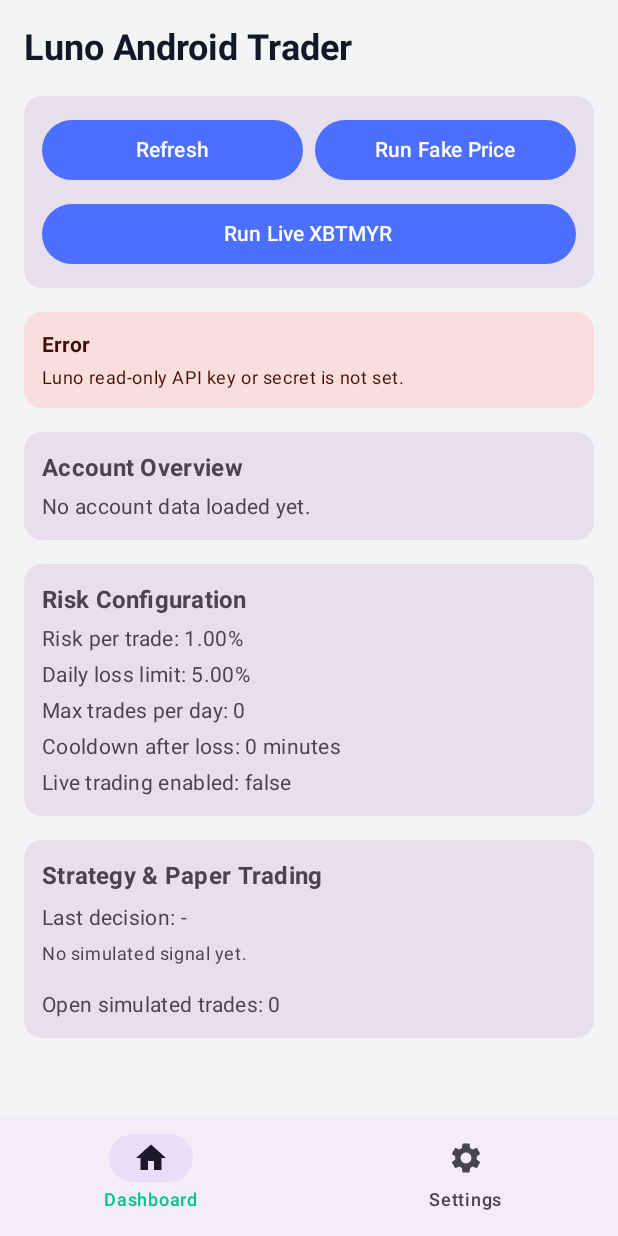
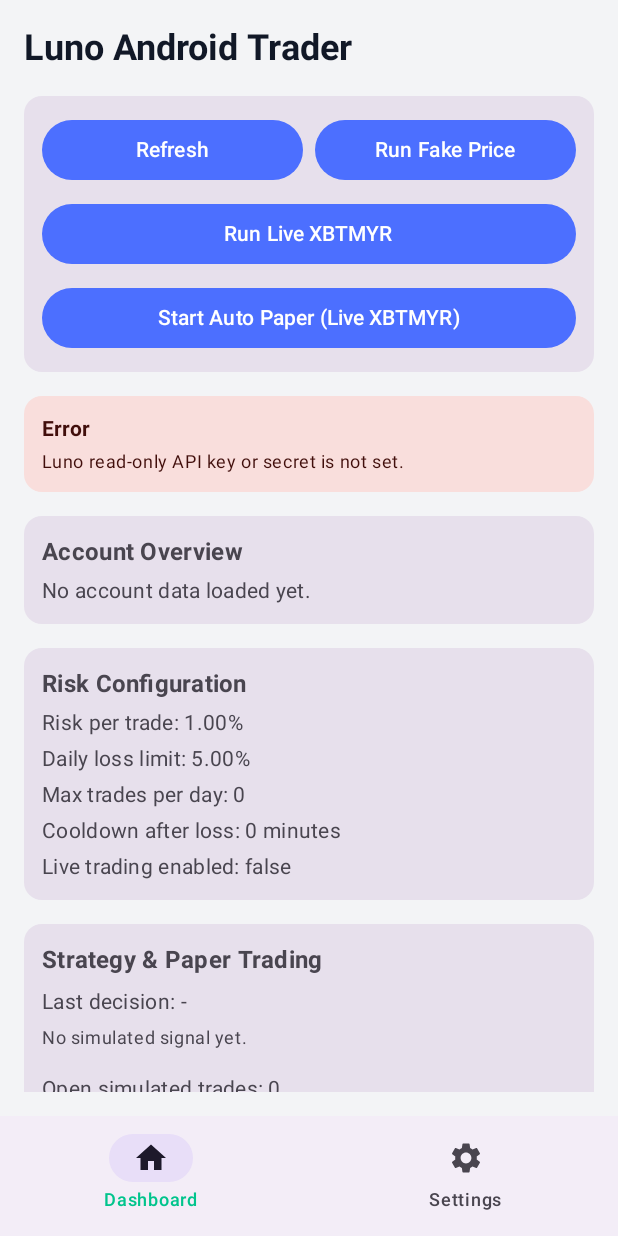
Before and after one commit to mhazmanz/LunoAndroidTrader, an Android app built with Jetpack Compose: the screen it shows after launch (MainActivity), on a phone screen of 412 x 824 dp. Run offline under Robolectric (Android 15) with nearby library versions, the phone set to English and light mode, and no system bars; 9 statements that could not run were skipped.

Commit message:
feat(paper): add auto paper trading loop with live XBTMYR ticker

```diff
--- a/app/src/main/java/com/hazman/lunoandroidtrader/ui/dashboard/DashboardScreen.kt
+++ b/app/src/main/java/com/hazman/lunoandroidtrader/ui/dashboard/DashboardScreen.kt
@@ -39,6 +39,7 @@ import kotlin.math.roundToInt
  *      - Refresh data
  *      - Run paper strategy once with a fake price
  *      - Run paper strategy once using live Luno ticker (XBTMYR)
+ *      - Start/Stop auto paper-trading using live Luno prices
  *
  * If Telegram is not configured, trade-open signals are delivered as
  * local Android notifications instead.
@@ -84,57 +85,25 @@ fun DashboardScreen(
             fontWeight = FontWeight.Bold
         )
 
-        // Action buttons
-        Card(
-            modifier = Modifier.fillMaxWidth(),
-            colors = CardDefaults.cardColors(
-                containerColor = MaterialTheme.colorScheme.surfaceVariant
-            )
-        ) {
-            Column(
-                modifier = Modifier
-                    .fillMaxWidth()
-                    .padding(12.dp),
-                verticalArrangement = Arrangement.spacedBy(8.dp)
-            ) {
-                Row(
-                    modifier = Modifier.fillMaxWidth(),
-                    horizontalArrangement = Arrangement.spacedBy(8.dp)
-                ) {
-                    Button(
-                        onClick = { viewModel.refresh() },
-                        modifier = Modifier.weight(1f)
-                    ) {
-                        Text("Refresh")
-                    }
-
-                    Button(
-                        onClick = {
-                            // Simple fixed fake price for testing.
-                            viewModel.runPaperStrategyOnce(fakeCurrentPrice = 250_000.0)
-                        },
-                        modifier = Modifier.weight(1f)
-                    ) {
-                        Text("Run Fake Price")
-                    }
-                }
-
-                Row(
-                    modifier = Modifier.fillMaxWidth(),
-                    horizontalArrangement = Arrangement.spacedBy(8.dp)
-                ) {
-                    Button(
-                        onClick = {
-                            // Live ticker for XBTMYR. Later we can make this configurable.
-                            viewModel.runPaperStrategyOnceWithLivePrice(pair = "XBTMYR")
-                        },
-                        modifier = Modifier.weight(1f)
-                    ) {
-                        Text("Run Live XBTMYR")
-                    }
-                }
+        // Action buttons (Refresh, Fake Price, Single Live, Auto Paper)
+        ActionCard(
+            uiState = uiState,
+            onRefresh = { viewModel.refresh() },
+            onRunFakePrice = {
+                // Simple fixed fake price for testing.
+                viewModel.runPaperStrategyOnce(fakeCurrentPrice = 250_000.0)
+            },
+            onRunLiveOnce = {
+                viewModel.runPaperStrategyOnceWithLivePrice(pair = "XBTMYR")
+            },
+            onStartAutoPaper = {
+                // Default: XBTMYR, every 5 minutes. Tweak later if needed.
+                viewModel.startAutoPaperTrading(pair = "XBTMYR", intervalMinutes = 5)
+            },
+            onStopAutoPaper = {
+                viewModel.stopAutoPaperTrading()
             }
-        }
+        )
 
         if (uiState.isLoading) {
             Text(
@@ -174,6 +143,83 @@ fun DashboardScreen(
         AccountCard(uiState = uiState)
         RiskCard(uiState = uiState)
         StrategyCard(uiState = uiState)
+        AutoPaperStatusCard(uiState = uiState)
+    }
+}
+
+@Composable
+private fun ActionCard(
+    uiState: DashboardUiState,
+    onRefresh: () -> Unit,
+    onRunFakePrice: () -> Unit,
+    onRunLiveOnce: () -> Unit,
+    onStartAutoPaper: () -> Unit,
+    onStopAutoPaper: () -> Unit
+) {
+    Card(
+        modifier = Modifier.fillMaxWidth(),
+        colors = CardDefaults.cardColors(
+            containerColor = MaterialTheme.colorScheme.surfaceVariant
+        )
+    ) {
+        Column(
+            modifier = Modifier
+                .fillMaxWidth()
+                .padding(12.dp),
+            verticalArrangement = Arrangement.spacedBy(8.dp)
+        ) {
+            Row(
+                modifier = Modifier.fillMaxWidth(),
+                horizontalArrangement = Arrangement.spacedBy(8.dp)
+            ) {
+                Button(
+                    onClick = onRefresh,
+                    modifier = Modifier.weight(1f)
+                ) {
+                    Text("Refresh")
+                }
+
+                Button(
+                    onClick = onRunFakePrice,
+                    modifier = Modifier.weight(1f)
+                ) {
+                    Text("Run Fake Price")
+                }
+            }
+
+            Row(
+                modifier = Modifier.fillMaxWidth(),
+                horizontalArrangement = Arrangement.spacedBy(8.dp)
+            ) {
+                Button(
+                    onClick = onRunLiveOnce,
+                    modifier = Modifier.weight(1f)
+                ) {
+                    Text("Run Live XBTMYR")
+                }
+            }
+
+            Row(
+                modifier = Modifier.fillMaxWidth(),
+                horizontalArrangement = Arrangement.spacedBy(8.dp)
+            ) {
+                if (!uiState.isAutoPaperTradingEnabled) {
+                    Button(
+                        onClick = onStartAutoPaper,
+                        modifier = Modifier.weight(1f)
+                    ) {
+                        Text("Start Auto Paper (Live XBTMYR)")
+                    }
+                } else {
+                    Button(
+                        onClick = onStopAutoPaper,
+                        modifier = Modifier.weight(1f)
+                    ) {
+                        Text("Stop Auto Paper")
+                    }
+                }
+            }
+        }
     }
 }
 
@@ -345,6 +391,54 @@ private fun StrategyCard(uiState: DashboardUiState) {
     }
 }
 
+@Composable
+private fun AutoPaperStatusCard(uiState: DashboardUiState) {
+    Card(
+        modifier = Modifier.fillMaxWidth(),
+        colors = CardDefaults.cardColors(
+            containerColor = MaterialTheme.colorScheme.surfaceVariant
+        )
+    ) {
+        Column(
+            modifier = Modifier
+                .fillMaxWidth()
+                .padding(12.dp),
+            verticalArrangement = Arrangement.spacedBy(4.dp)
+        ) {
+            Text(
+                text = "Auto Paper Trading",
+                style = MaterialTheme.typography.titleMedium,
+                fontWeight = FontWeight.Bold
+            )
+
+            Text(
+                text = "Enabled: ${uiState.isAutoPaperTradingEnabled}",
+                style = MaterialTheme.typography.bodyMedium
+            )
+
+            Text(
+                text = "Interval (minutes): ${uiState.autoPaperIntervalMinutes}",
+                style = MaterialTheme.typography.bodyMedium
+            )
+
+            uiState.lastAutoPaperRunTimestampMillis?.let { ts ->
+                Text(
+                    text = "Last run timestamp (ms): $ts",
+                    style = MaterialTheme.typography.bodySmall
+                )
+            }
+
+            uiState.autoPaperStatusMessage?.let { msg ->
+                Spacer(modifier = Modifier.height(4.dp))
+                Text(
+                    text = msg,
+                    style = MaterialTheme.typography.bodySmall
+                )
+            }
+        }
+    }
+}
+
 private fun Double.roundToTwoDecimals(): String {
     val value = (this * 100.0).roundToInt() / 100.0
     return "%,.2f".format(value)
```
Also changed, not shown: app/src/main/java/com/hazman/lunoandroidtrader/ui/dashboard/DashboardViewModel.kt (+110 -15 lines).
